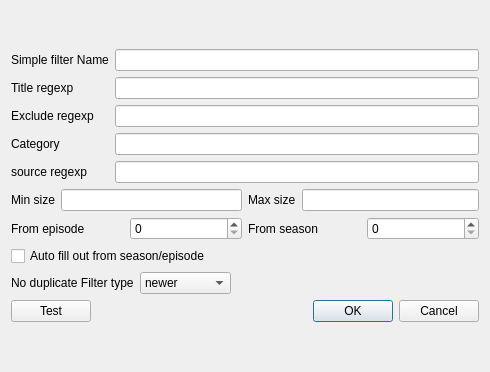
annejan/swarmtv, file trunk/qtswarmtv/simpleeditdialog.ui: the form before one commit.
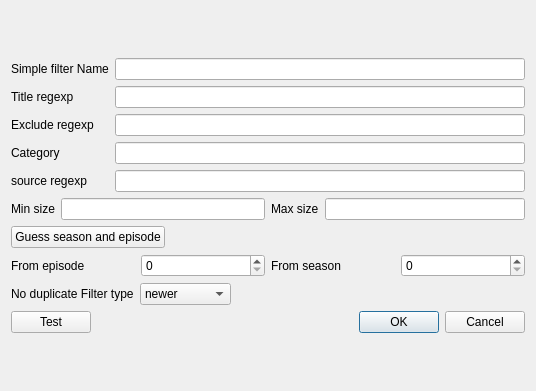
The form after the commit. Icons and pictures are not drawn.

Commit message: Added functioning guessing button for fromseason/fromepisode settings in the simple filters window.

The edit to the form file:
```diff
--- a/trunk/qtswarmtv/simpleeditdialog.ui
+++ b/trunk/qtswarmtv/simpleeditdialog.ui
@@ -6,8 +6,8 @@
    <rect>
     <x>0</x>
     <y>0</y>
-    <width>490</width>
-    <height>372</height>
+    <width>536</width>
+    <height>391</height>
    </rect>
   </property>
   <property name="windowTitle">
@@ -19,9 +19,7 @@
   </property>
   <layout class="QGridLayout" name="gridLayout">
    <item row="0" column="0">
-    <layout class="QVBoxLayout" name="verticalLayout_6">
-     <item>
-      <layout class="QVBoxLayout" name="verticalLayout_5">
+    <layout class="QVBoxLayout" name="verticalLayout_4">
        <item>
         <layout class="QHBoxLayout" name="horizontalLayout">
          <item>
@@ -85,10 +83,10 @@
         </layout>
        </item>
        <item>
-        <layout class="QHBoxLayout" name="horizontalLayout_7">
-         <item>
           <layout class="QVBoxLayout" name="verticalLayout_3">
            <item>
+        <layout class="QHBoxLayout" name="horizontalLayout_7">
+         <item>
             <layout class="QHBoxLayout" name="horizontalLayout_4">
              <item>
               <widget class="QLabel" name="label_5">
@@ -103,24 +101,6 @@
             </layout>
            </item>
            <item>
-            <layout class="QHBoxLayout" name="horizontalLayout_2">
-             <item>
-              <widget class="QLabel" name="label_7">
-               <property name="text">
-                <string>From episode</string>
-               </property>
-              </widget>
-             </item>
-             <item>
-              <widget class="QSpinBox" name="episodeSpinBox"/>
-             </item>
-            </layout>
-           </item>
-          </layout>
-         </item>
-         <item>
-          <layout class="QVBoxLayout" name="verticalLayout_4">
-           <item>
             <layout class="QHBoxLayout" name="horizontalLayout_5">
              <item>
               <widget class="QLabel" name="label_4">
@@ -134,6 +114,48 @@
              </item>
             </layout>
            </item>
+        </layout>
+       </item>
+       <item>
+        <layout class="QHBoxLayout" name="horizontalLayout_9">
+         <item>
+          <widget class="QPushButton" name="guessSEPushButton">
+           <property name="text">
+            <string>Guess season and episode</string>
+           </property>
+          </widget>
+         </item>
+         <item>
+          <spacer name="horizontalSpacer_3">
+           <property name="orientation">
+            <enum>Qt::Horizontal</enum>
+           </property>
+           <property name="sizeHint" stdset="0">
+            <size>
+             <width>40</width>
+             <height>20</height>
+            </size>
+           </property>
+          </spacer>
+         </item>
+        </layout>
+       </item>
+       <item>
+        <layout class="QHBoxLayout" name="horizontalLayout_10">
+         <item>
+          <layout class="QHBoxLayout" name="horizontalLayout_2">
+           <item>
+            <widget class="QLabel" name="label_7">
+             <property name="text">
+              <string>From episode</string>
+             </property>
+            </widget>
+           </item>
+           <item>
+            <widget class="QSpinBox" name="episodeSpinBox"/>
+           </item>
+          </layout>
+         </item>
            <item>
             <layout class="QHBoxLayout" name="horizontalLayout_3">
              <item>
@@ -152,13 +174,6 @@
          </item>
         </layout>
        </item>
-       <item>
-        <widget class="QCheckBox" name="autofromSimpleCheckBox">
-         <property name="text">
-          <string>Auto fill out from season/episode</string>
-         </property>
-        </widget>
-       </item>
        <item>
         <layout class="QHBoxLayout" name="horizontalLayout_6">
          <item>
@@ -217,8 +232,6 @@
          </item>
         </layout>
        </item>
-      </layout>
-     </item>
      <item>
       <layout class="QHBoxLayout" name="horizontalLayout_8">
        <item>
```
Left out of the diff: 33 changed lines with no effect on the pictures. Lines whose indentation alone changed are shown as unchanged. The commit also changes 2 other files.
